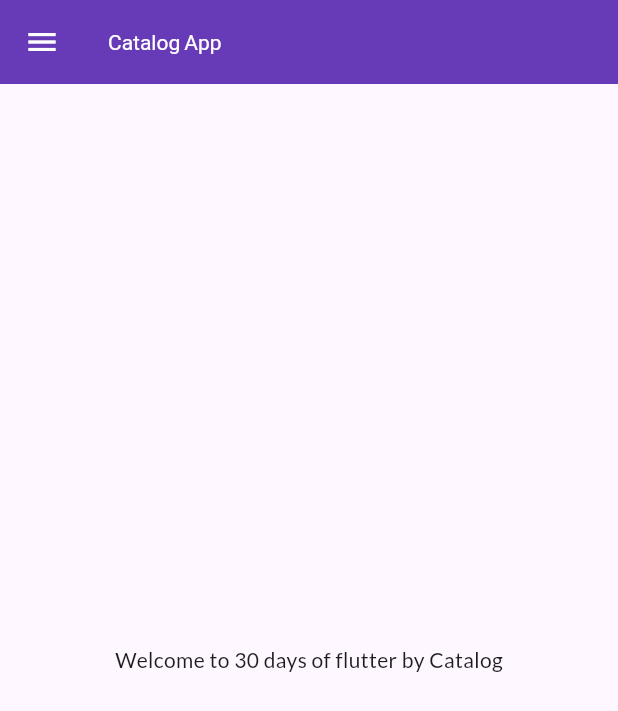
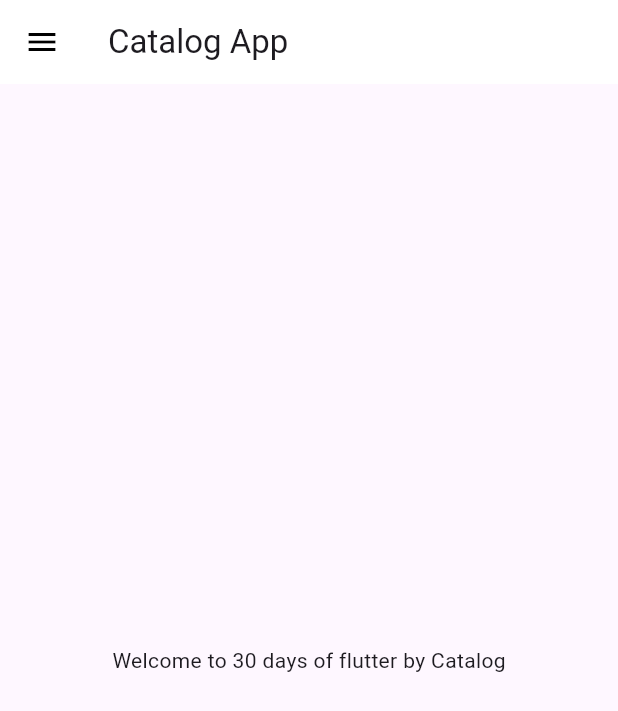
Before and after one commit to Mahajidalam/30DaysOfFlutter, a Flutter app: the screen it shows after launch, on a phone screen of 412 x 824 dp. Shown: the top 711 px of the screen. Run offline on Flutter 3.47's test engine with Material 3 defaults, Android fonts, the phone set to English and light mode, and no system bars; our stand-ins replace google_fonts.

Commit message:
theme done

```diff
--- a/lib/main.dart
+++ b/lib/main.dart
@@ -2,6 +2,7 @@ import 'package:flutter/material.dart';
 import 'package:flutter_catalog/pages/home_page.dart';
 import 'package:flutter_catalog/pages/login_page.dart';
 import 'package:flutter_catalog/utils/routes.dart';
+import 'package:flutter_catalog/widgets/themes.dart';
 import 'package:google_fonts/google_fonts.dart';
 
 void main() {
@@ -17,18 +18,8 @@ class MyApp extends StatelessWidget {
       // home: HomePage(),
       debugShowCheckedModeBanner: false,
       themeMode: ThemeMode.light,
-      theme: ThemeData(
-        // colorScheme: ColorScheme.fromSeed(seedColor: Colors.deepPurple),
-        useMaterial3: true,
-        appBarTheme: AppBarTheme(
-          backgroundColor: Colors.deepPurple,
-          titleTextStyle: TextStyle(color: Colors.white),
-          iconTheme: IconThemeData(color: Colors.white),
-        ),
-        // primaryTextTheme: GoogleFonts.latoTextTheme(),
-        fontFamily: GoogleFonts.lato().fontFamily,
-      ),
-      darkTheme: ThemeData(brightness: Brightness.dark),
+      theme: MyTheme.lightTheme(context),
+      darkTheme: MyTheme.dartTheme(context),
       initialRoute: MyRoutes.homeRoute,
       routes: {
         "/": (context) => LoginPage(),
--- a/lib/pages/home_page.dart
+++ b/lib/pages/home_page.dart
@@ -11,6 +11,10 @@ class HomePage extends StatelessWidget {
   Widget build(BuildContext context) {
     return Scaffold(
       appBar: AppBar(
+        //         backgroundColor: Colors.white,
+        // elevation: 0.0,
+        // iconTheme: IconThemeData(color: Colors.black),
+        // title: Text('Catalog App', style: TextStyle(color: Colors.black)),
         title: Text('Catalog App'),
       ),
       body: Center(
--- /dev/null
+++ b/lib/widgets/themes.dart
@@ -0,0 +1,22 @@
+import 'package:flutter/material.dart';
+import 'package:google_fonts/google_fonts.dart';
+
+class MyTheme {
+  static ThemeData lightTheme(BuildContext context) => ThemeData(
+    // colorScheme: ColorScheme.fromSeed(seedColor: Colors.deepPurple),
+    useMaterial3: true,
+    appBarTheme: AppBarTheme(
+      backgroundColor: Colors.white,
+      // titleTextStyle: TextStyle(color: Colors.white),
+      iconTheme: IconThemeData(color: Colors.black),
+      elevation: 0.0,
+      // color: Colors.white,
+    ),
+    textTheme: Theme.of(context).textTheme,
+    primarySwatch: Colors.deepPurple,
+    // primaryTextTheme: GoogleFonts.latoTextTheme(),
+    fontFamily: GoogleFonts.lato().fontFamily,
+  );
+
+  static ThemeData dartTheme(BuildContext context) => ThemeData(brightness: Brightness.dark);
+}
```
